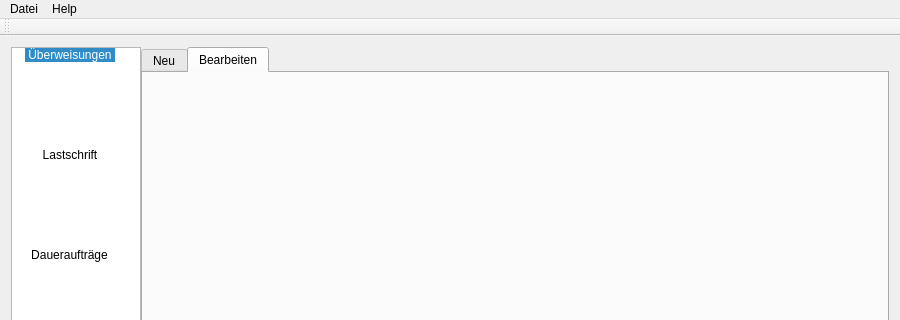
First picture: the form in src/mainwindow.ui, repository schmufu/abtransfers, before the edit; both pictures show x 0 to 900 and y 0 to 320 of the 900 by 600 pixel window.
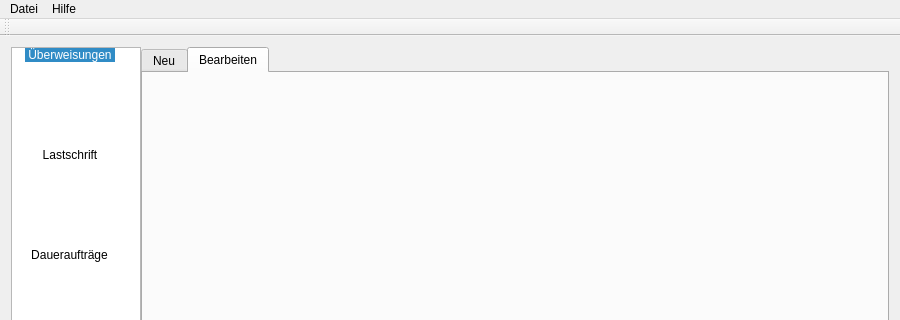
Second picture: the form after the edit. The open tabs and pages were chosen to show the change. Icons and pictures are not drawn.

Commit message: about Dialoge implementiert

```diff
--- a/src/mainwindow.ui
+++ b/src/mainwindow.ui
@@ -431,7 +431,7 @@
    </widget>
    <widget class="QMenu" name="menuHelp">
     <property name="title">
-     <string>Help</string>
+     <string>Hilfe</string>
     </property>
     <addaction name="actionDebug_Info"/>
    </widget>
```
Left out of the diff: 15 changed lines with no effect on the pictures. The commit also changes 2 other files.
